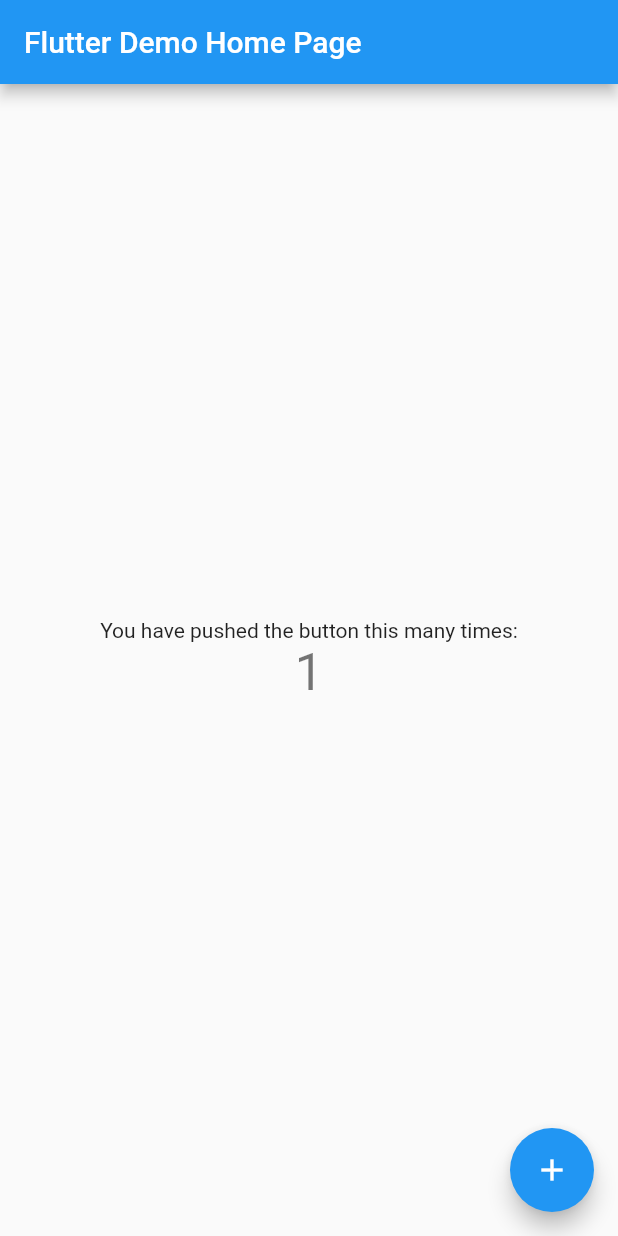
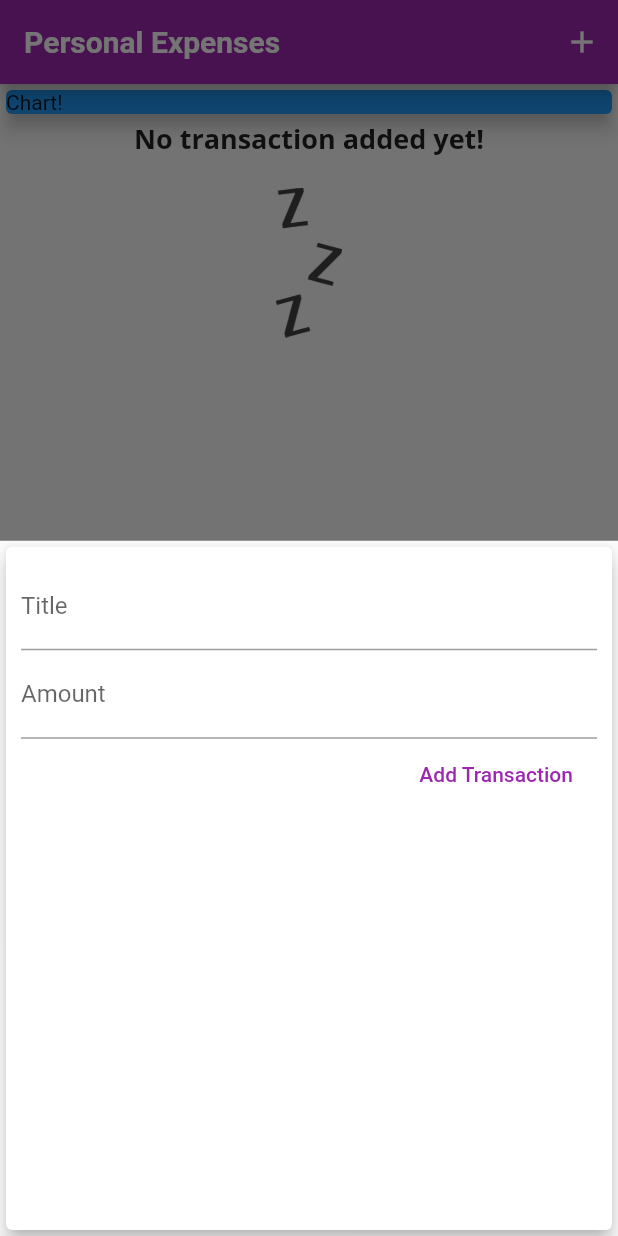
Before and after one commit to theuncrown/flutter_development, a Flutter app: the screen it shows after launch, after a tap on the "add" icon, on a phone screen of 412 x 824 dp. Run offline on Flutter 3.47's test engine with Material 2 defaults, Android fonts, the phone set to English and light mode, and no system bars; Roboto replaces fonts that are missing (QuickSans).

Commit message:
First commit

```diff
--- a/lib/main.dart
+++ b/lib/main.dart
@@ -1,113 +1,112 @@
 import 'package:flutter/material.dart';
+import 'package:flutter_complete_guide/widgets/transaction_list.dart';
+import './widgets/new_transaction.dart';
+import './widgets/transaction_list.dart';
+import './models/transaction.dart';
 
-void main() {
-  runApp(MyApp());
-}
+void main() => runApp(MyApp());
 
 class MyApp extends StatelessWidget {
-  // This widget is the root of your application.
   @override
   Widget build(BuildContext context) {
     return MaterialApp(
-      title: 'Flutter Demo',
+      title: 'Personal Expenses',
       theme: ThemeData(
-        // This is the theme of your application.
-        //
-        // Try running your application with "flutter run". You'll see the
-        // application has a blue toolbar. Then, without quitting the app, try
-        // changing the primarySwatch below to Colors.green and then invoke
-        // "hot reload" (press "r" in the console where you ran "flutter run",
-        // or simply save your changes to "hot reload" in a Flutter IDE).
-        // Notice that the counter didn't reset back to zero; the application
-        // is not restarted.
-        primarySwatch: Colors.blue,
+        primarySwatch: Colors.purple,
+        accentColor: Colors.amber,
+        fontFamily: 'Quicksand',
+        textTheme: ThemeData.light().textTheme.copyWith(
+              headline6: TextStyle(
+                  fontFamily: 'OpenSans',
+                  fontWeight: FontWeight.bold,
+                  fontSize: 18),
+            ),
+        appBarTheme: AppBarTheme(
+          textTheme: ThemeData.light().textTheme.copyWith(
+                headline6: TextStyle(
+                    fontFamily: 'QuickSans',
+                    fontSize: 20,
+                    fontWeight: FontWeight.bold),
+              ),
+        ),
       ),
-      home: MyHomePage(title: 'Flutter Demo Home Page'),
+      home: MyHomePage(),
     );
   }
 }
 
 class MyHomePage extends StatefulWidget {
-  MyHomePage({Key key, this.title}) : super(key: key);
-
-  // This widget is the home page of your application. It is stateful, meaning
-  // that it has a State object (defined below) that contains fields that affect
-  // how it looks.
-
-  // This class is the configuration for the state. It holds the values (in this
-  // case the title) provided by the parent (in this case the App widget) and
-  // used by the build method of the State. Fields in a Widget subclass are
-  // always marked "final".
-
-  final String title;
-
   @override
-  _MyHomePageState createState() => _MyHomePageState();
+  State<MyHomePage> createState() => _MyHomePageState();
 }
 
 class _MyHomePageState extends State<MyHomePage> {
-  int _counter = 0;
+  final List<Transaction> transaction = [
+    // Transaction(
+    //     id: 't1', title: 'New Shoes', amount: 69.99, date: DateTime.now()),
+    // Transaction(
+    //     id: 't2', title: 'New Bag', amount: 19.20, date: DateTime.now()),
+  ];
 
-  void _incrementCounter() {
+  void addNewTransaction(String transTitle, double transAmount) {
+    final newTrans = Transaction(
+        id: DateTime.now().toString(),
+        title: transTitle,
+        amount: transAmount,
+        date: DateTime.now());
+
     setState(() {
-      // This call to setState tells the Flutter framework that something has
-      // changed in this State, which causes it to rerun the build method below
-      // so that the display can reflect the updated values. If we changed
-      // _counter without calling setState(), then the build method would not be
-      // called again, and so nothing would appear to happen.
-      _counter++;
+      transaction.add(newTrans);
     });
+  }
+
+  void startAddNewTrans(BuildContext context) {
+    showModalBottomSheet(
+        context: context,
+        builder: (_) {
+          return GestureDetector(
+            onTap: () {},
+            child: NewTransaction(addNewTransaction),
+            behavior: HitTestBehavior.opaque,
+          );
+        });
   }
 
   @override
   Widget build(BuildContext context) {
-    // This method is rerun every time setState is called, for instance as done
-    // by the _incrementCounter method above.
-    //
-    // The Flutter framework has been optimized to make rerunning build methods
-    // fast, so that you can just rebuild anything that needs updating rather
-    // than having to individually change instances of widgets.
     return Scaffold(
       appBar: AppBar(
-        // Here we take the value from the MyHomePage object that was created by
-        // the App.build method, and use it to set our appbar title.
-        title: Text(widget.title),
+        title: Text('Personal Expenses'),
+        actions: <Widget>[
+          IconButton(
+            icon: Icon(
+              Icons.add,
+            ),
+            onPressed: () => startAddNewTrans(context),
+          )
+        ],
       ),
-      body: Center(
-        // Center is a layout widget. It takes a single child and positions it
-        // in the middle of the parent.
+      body: SingleChildScrollView(
         child: Column(
-          // Column is also a layout widget. It takes a list of children and
-          // arranges them vertically. By default, it sizes itself to fit its
-          // children horizontally, and tries to be as tall as its parent.
-          //
-          // Invoke "debug painting" (press "p" in the console, choose the
-          // "Toggle Debug Paint" action from the Flutter Inspector in Android
-          // Studio, or the "Toggle Debug Paint" command in Visual Studio Code)
-          // to see the wireframe for each widget.
-          //
-          // Column has various properties to control how it sizes itself and
-          // how it positions its children. Here we use mainAxisAlignment to
-          // center the children vertically; the main axis here is the vertical
-          // axis because Columns are vertical (the cross axis would be
-          // horizontal).
-          mainAxisAlignment: MainAxisAlignment.center,
+          //mainAxisAlignment: MainAxisAlignment.start,
+          crossAxisAlignment: CrossAxisAlignment.stretch,
           children: <Widget>[
-            Text(
-              'You have pushed the button this many times:',
+            Container(
+              width: double.infinity,
+              child: Card(
+                color: Colors.blue,
+                child: Text('Chart!'),
+                elevation: 5,
+              ),
             ),
-            Text(
-              '$_counter',
-              style: Theme.of(context).textTheme.headline4,
-            ),
+            TransactionList(transaction),
           ],
         ),
       ),
       floatingActionButton: FloatingActionButton(
-        onPressed: _incrementCounter,
-        tooltip: 'Increment',
         child: Icon(Icons.add),
-      ), // This trailing comma makes auto-formatting nicer for build methods.
+        onPressed: () => startAddNewTrans(context),
+      ),
     );
   }
 }
--- /dev/null
+++ b/lib/models/transaction.dart
@@ -0,0 +1,14 @@
+import 'package:flutter/foundation.dart';
+
+class Transaction {
+  String id;
+  String title;
+  double amount;
+  DateTime date;
+
+  Transaction(
+      {@required this.id,
+      @required this.title,
+      @required this.amount,
+      @required this.date});
+}
--- /dev/null
+++ b/lib/widgets/chart.dart
@@ -0,0 +1,37 @@
+import 'package:flutter/material.dart';
+import '../models/transaction.dart';
+import 'package:intl/intl.dart';
+
+class Chart extends StatelessWidget {
+  final List<Transaction> transaction;
+
+  Chart(this.transaction);
+
+  List<Map<String, Object>> get groupTransactionValues {
+    return List.generate(7, (index) {
+      var weekday = DateTime.now().subtract(Duration(days: index));
+      double total;
+
+      for (var i = 0; i < transaction.length; i++) {
+        if (transaction[i].date.day == weekday.day &&
+            transaction[i].date.month == weekday.month &&
+            transaction[i].date.year == weekday.year) {
+          total += transaction[i].amount;
+        }
+      }
+
+      return {'day': DateFormat.E(weekday), 'amount': total};
+    });
+  }
+
+  @override
+  Widget build(BuildContext context) {
+    return Card(
+      elevation: 6,
+      margin: EdgeInsets.all(20),
+      child: Row(
+        children: <Widget>[],
+      ),
+    );
+  }
+}
--- /dev/null
+++ b/lib/widgets/new_transaction.dart
@@ -0,0 +1,66 @@
+import 'package:flutter/material.dart';
+
+class NewTransaction extends StatefulWidget {
+  final Function addTrans;
+
+  NewTransaction(this.addTrans);
+
+  @override
+  State<NewTransaction> createState() => _NewTransactionState();
+}
+
+class _NewTransactionState extends State<NewTransaction> {
+  final titleController = TextEditingController();
+
+  final amountController = TextEditingController();
+
+  void submitData() {
+    final enteredTitle = titleController.text;
+    final enteredAmount = double.parse(amountController.text);
+
+    if (enteredTitle.isEmpty || enteredAmount <= 0) {
+      return;
+    }
+
+    widget.addTrans(enteredTitle, enteredAmount);
+
+    Navigator.of(context).pop();
+  }
+
+  @override
+  Widget build(BuildContext context) {
+    return Card(
+      elevation: 5,
+      child: Container(
+        padding: EdgeInsets.all(10),
+        child: Column(
+          crossAxisAlignment: CrossAxisAlignment.end,
+          children: <Widget>[
+            TextField(
+              decoration: InputDecoration(labelText: 'Title'),
+              controller: titleController,
+              onSubmitted: (_) => submitData,
+              // onChanged: (value) {
+              //   titleInput = value;
+              // },
+            ),
+            TextField(
+              decoration: InputDecoration(labelText: 'Amount'),
+              controller: amountController,
+              keyboardType: TextInputType.numberWithOptions(decimal: true),
+              onSubmitted: (_) => submitData,
+              // onChanged: (value) {
+              //   amountInput = value;
+              // },
+            ),
+            FlatButton(
+              child: Text('Add Transaction'),
+              textColor: Colors.purple,
+              onPressed: submitData,
+            )
+          ],
+        ),
+      ),
+    );
+  }
+}
--- /dev/null
+++ b/lib/widgets/transaction_list.dart
@@ -0,0 +1,77 @@
+import 'package:flutter/material.dart';
+import 'package:flutter_complete_guide/models/transaction.dart';
+import 'package:intl/intl.dart';
+
+import '../models/transaction.dart';
+
+class TransactionList extends StatelessWidget {
+  final List<Transaction> transaction;
+
+  TransactionList(this.transaction);
+
+  @override
+  Widget build(BuildContext context) {
+    return Container(
+        height: 300,
+        child: transaction.isEmpty
+            ? Column(
+                children: <Widget>[
+                  Text(
+                    'No transaction added yet!',
+                    style: Theme.of(context).textTheme.headline6,
+                  ),
+                  SizedBox(
+                    height: 20,
+                  ),
+                  Container(
+                    height: 100,
+                    child: Image.asset(
+                      'assets/images/waiting.png',
+                      fit: BoxFit.cover,
+                    ),
+                  ),
+                ],
+              )
+            : ListView.builder(
+                itemBuilder: (context, index) {
+                  return Card(
+                      child: Row(
+                    children: <Widget>[
+                      Container(
+                        margin:
+                            EdgeInsets.symmetric(vertical: 10, horizontal: 15),
+                        decoration: BoxDecoration(
+                            border: Border.all(
+                                color: Theme.of(context).primaryColor,
+                                width: 2)),
+                        padding: EdgeInsets.all(10),
+                        child: Text(
+                          '\$${transaction[index].amount.toStringAsFixed(2)}',
+                          style: TextStyle(
+                              fontWeight: FontWeight.bold,
+                              fontSize: 20,
+                              color: Theme.of(context).primaryColor),
+                        ),
+                      ),
+                      Column(
+                        crossAxisAlignment: CrossAxisAlignment.start,
+                        children: <Widget>[
+                          Text(
+                            transaction[index].title,
+                            style: Theme.of(context).textTheme.headline6,
+                          ),
+                          Text(
+                            DateFormat.yMMMd()
+                                .add_jm()
+                                .format(transaction[index].date),
+                            style: TextStyle(color: Colors.grey),
+                          )
+                        ],
+                      )
+                    ],
+                  ));
+                },
+                itemCount: transaction.length,
+              ));
+  }
+}
```
Also changed, not shown: pubspec.yaml (+15 -8 lines), assets/fonts/OpenSans-Bold.ttf (added), assets/fonts/OpenSans-Regular.ttf (added), assets/fonts/Quicksand-Bold.ttf (added), assets/fonts/Quicksand-Light.ttf (added), assets/fonts/Quicksand-Medium.ttf (added), assets/fonts/Quicksand-Regular.ttf (added), assets/images/waiting.png (added), pubspec.lock.
